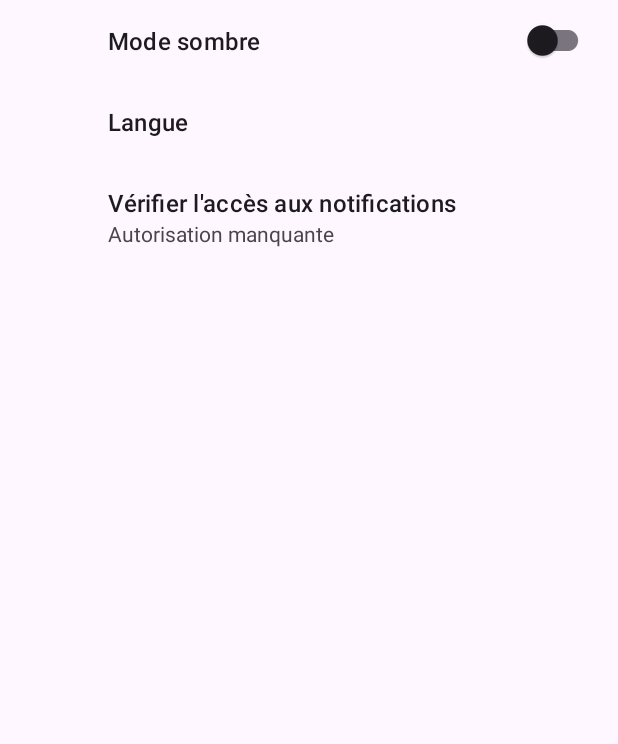
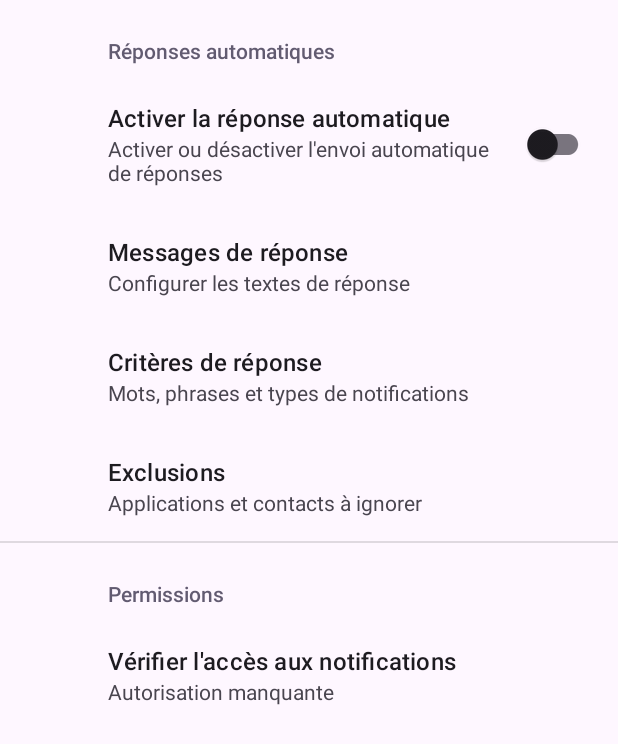
Before and after one commit to p7p55b/AutOreply, an Android app: the SettingsActivity screen opened directly, with no data from a screen before it, on a phone screen of 412 x 824 dp. Shown: the top 744 px of the screen. Run offline under Robolectric (Android 15) with nearby library versions, the phone set to English and light mode, and no system bars; our stand-ins replace androidx.preference.

Commit message:
adding the tile settings

```diff
--- a/app/src/main/AndroidManifest.xml
+++ b/app/src/main/AndroidManifest.xml
@@ -28,6 +28,11 @@
             android:exported="true"
             android:theme="@style/Theme.AutOreply" />
 
+        <activity
+            android:name=".EditResponseActivity"
+            android:exported="true"
+            android:theme="@style/Theme.AutOreply" />
+
         <service
             android:name=".MyNotificationListenerService"
             android:permission="android.permission.BIND_NOTIFICATION_LISTENER_SERVICE"
--- a/app/src/main/res/navigation/nav_graph.xml
+++ b/app/src/main/res/navigation/nav_graph.xml
@@ -4,6 +4,12 @@
     xmlns:tools="http://schemas.android.com/tools"
     android:id="@+id/nav_graph"
     app:startDestination="@id/FirstFragment">
+
+    <fragment
+        android:id="@+id/ResponseListFragment"
+        android:name="com.studiofoxxo.autoreply.ResponseListFragment"
+        android:label="@string/app_name"
+        tools:layout="@layout/fragment_response_list" />
 
     <fragment
         android:id="@+id/FirstFragment"
--- a/app/src/main/res/values/arrays.xml
+++ b/app/src/main/res/values/arrays.xml
@@ -8,4 +8,14 @@
         <item>fr</item>
         <item>en</item>
     </string-array>
+
+    <string-array name="reply_format_entries">
+        <item>Texte</item>
+        <item>Vocal</item>
+    </string-array>
+
+    <string-array name="reply_format_values">
+        <item>text</item>
+        <item>voice</item>
+    </string-array>
 </resources>
--- a/app/src/main/res/xml/root_preferences.xml
+++ b/app/src/main/res/xml/root_preferences.xml
@@ -1,20 +1,76 @@
 <PreferenceScreen xmlns:android="http://schemas.android.com/apk/res/android">
 
+    <PreferenceCategory android:title="Réponses automatiques">
         <SwitchPreferenceCompat
-        android:key="dark_mode"
-        android:title="Mode sombre"
+            android:key="auto_reply_enabled"
+            android:title="Activer la réponse automatique"
+            android:summary="Activer ou désactiver l'envoi automatique de réponses"
             android:defaultValue="false" />
 
+        <PreferenceScreen
+            android:key="responses_screen"
+            android:title="Messages de réponse"
+            android:summary="Configurer les textes de réponse">
+
+            <EditTextPreference
+                android:key="default_response"
+                android:title="Message de réponse par défaut"
+                android:summary="Texte envoyé si aucun autre critère n'est trouvé"
+                android:dialogTitle="Saisir le message de réponse"
+                android:defaultValue="Je suis occupé, je vous répondrai bientôt." />
+
             <ListPreference
-        android:key="language"
-        android:title="Langue"
-        android:entries="@array/languages_display"
-        android:entryValues="@array/languages_values"
-        android:defaultValue="fr" />
+                android:key="reply_format"
+                android:title="Format de réponse"
+                android:entries="@array/reply_format_entries"
+                android:entryValues="@array/reply_format_values"
+                android:defaultValue="text"
+                android:summary="%s" />
+        </PreferenceScreen>
+    </PreferenceCategory>
 
+    <PreferenceScreen
+        android:key="criteria_screen"
+        android:title="Critères de réponse"
+        android:summary="Mots, phrases et types de notifications">
+
+        <Preference
+            android:key="criteria_keywords"
+            android:title="Mots-clés et expressions"
+            android:summary="Gérer les mots ou phrases déclencheurs" />
+
+        <Preference
+            android:key="criteria_links"
+            android:title="Liens / réseaux sociaux"
+            android:summary="Gérer les patterns de liens et de réseaux sociaux" />
+
+        <Preference
+            android:key="criteria_voice"
+            android:title="Message vocal"
+            android:summary="Configurer la détection de message vocal" />
+    </PreferenceScreen>
+
+    <PreferenceScreen
+        android:key="exclusions_screen"
+        android:title="Exclusions"
+        android:summary="Applications et contacts à ignorer">
+
+        <Preference
+            android:key="exclude_apps"
+            android:title="Applications exclues"
+            android:summary="Sélectionner les applications à ignorer" />
+
+        <Preference
+            android:key="exclude_contacts"
+            android:title="Contacts exclus"
+            android:summary="Sélectionner les contacts à ignorer" />
+    </PreferenceScreen>
+
+    <PreferenceCategory android:title="Permissions">
         <Preference
             android:key="verify_notification_permission"
             android:title="Vérifier l'accès aux notifications"
             android:summary="Ouvrir les paramètres d'accès aux notifications" />
+    </PreferenceCategory>
 
 </PreferenceScreen>
```
Also changed, not shown: app/src/main/java/com/studiofoxxo/autoreply/EditResponseActivity.java (added, +100 -0 lines), app/src/main/java/com/studiofoxxo/autoreply/MainActivity.java (+4 -5 lines), app/src/main/java/com/studiofoxxo/autoreply/ResponseAdapter.java (added, +56 -0 lines), app/src/main/java/com/studiofoxxo/autoreply/ResponseConfig.java (added, +81 -0 lines), app/src/main/java/com/studiofoxxo/autoreply/ResponseListFragment.java (added, +66 -0 lines). Lines whose indentation alone changed are shown as unchanged.
